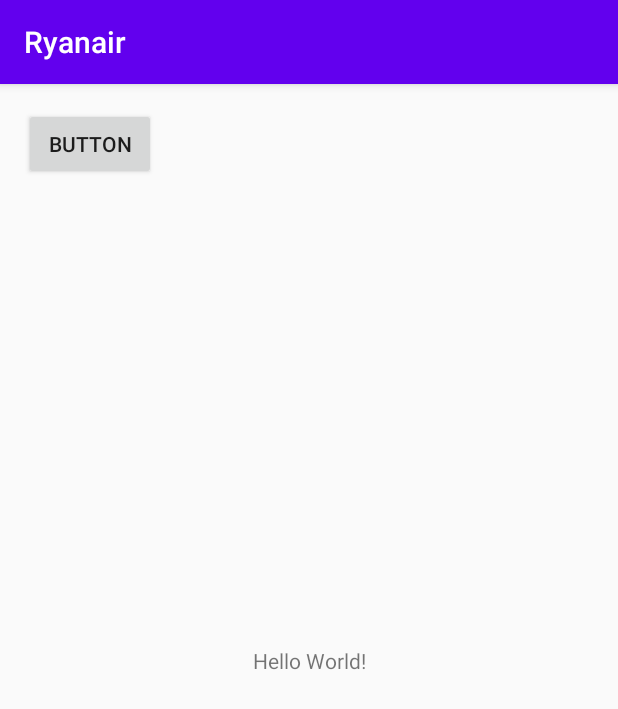
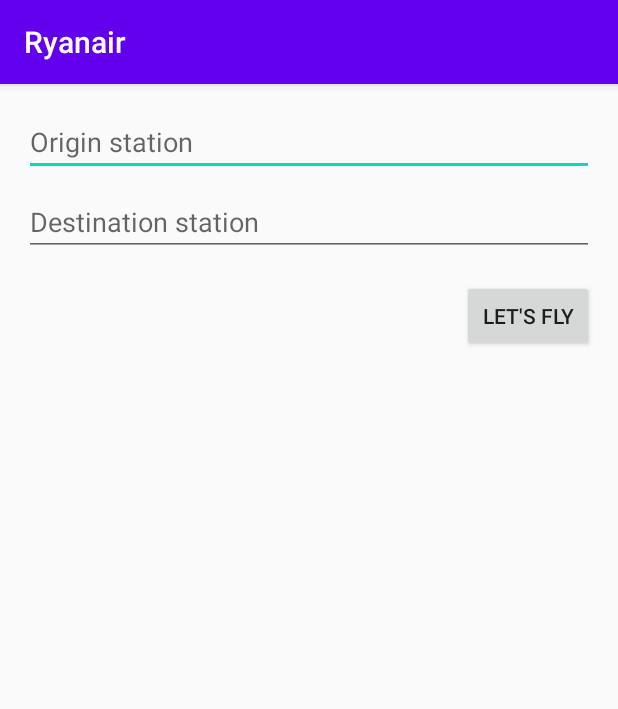
Before and after one commit to shorti1996/Ryanair, an Android app: the screen it shows after launch (MainActivity), on a phone screen of 412 x 824 dp. Shown: the top 709 px of the screen. Run offline under Robolectric (Android 15) with nearby library versions, the phone set to English and light mode, and no system bars; our stand-ins replace Dagger/Hilt's generated code; network calls fail; 1 statement that could not run was skipped.

Commit message:
now it's possible to select origin / destination

```diff
--- a/app/src/main/AndroidManifest.xml
+++ b/app/src/main/AndroidManifest.xml
@@ -4,6 +4,7 @@
 
     <uses-permission android:name="android.permission.INTERNET" />
     <application
+        android:name=".RyanairApplication"
         android:allowBackup="true"
         android:icon="@mipmap/ic_launcher"
         android:label="@string/app_name"
--- a/app/src/main/java/com/wojciszke/ryanair/MainActivity.kt
+++ b/app/src/main/java/com/wojciszke/ryanair/MainActivity.kt
@@ -1,44 +1,80 @@
 package com.wojciszke.ryanair
 
 import android.os.Bundle
-import android.util.Log
+import android.widget.ArrayAdapter
+import android.widget.Toast
 import androidx.appcompat.app.AppCompatActivity
-import com.google.gson.GsonBuilder
-import com.wojciszke.ryanair.data.RyanairApi
-import com.wojciszke.ryanair.data.RyanairRepository
+import androidx.lifecycle.ViewModelProviders
+import com.wojciszke.ryanair.data.StationsRepository
+import com.wojciszke.ryanair.data.model.api.Stations
+import com.wojciszke.ryanair.data.model.app.StationAutocomplete
+import com.wojciszke.ryanair.data.model.app.toStationAutocomplete
+import com.wojciszke.ryanair.di.component.DaggerSearchFlightsComponent
 import com.wojciszke.ryanair.utils.observe
-import com.wojciszke.ryanair.viewmodel.RyanairViewModel
-import com.wojciszke.ryanair.viewmodel.RyanairViewModelFactory
+import com.wojciszke.ryanair.viewmodel.FlightSearchViewModel
+import com.wojciszke.ryanair.viewmodel.FlightSearchViewModelFactory
 import kotlinx.android.synthetic.main.activity_main.*
-import retrofit2.Retrofit
-import retrofit2.converter.gson.GsonConverterFactory
+import javax.inject.Inject
 
 class MainActivity : AppCompatActivity() {
+    @Inject
+    lateinit var stationsRepository: StationsRepository
 
-    private lateinit var ryanairViewModel: RyanairViewModel
+    private lateinit var flightSearchViewModel: FlightSearchViewModel
+
+    private val autocompleteOriginAdapter by lazy { createEmptyArrayAdapter() }
+    private val autocompleteDestinationAdapter by lazy { createEmptyArrayAdapter() }
+    private val multiAutocomplete by lazy { listOf(autocompleteOriginAdapter, autocompleteDestinationAdapter) }
 
     override fun onCreate(savedInstanceState: Bundle?) {
         super.onCreate(savedInstanceState)
         setContentView(R.layout.activity_main)
 
-        val gson = GsonBuilder().setLenient().create()
-        val retrofit = Retrofit.Builder()
-                .baseUrl("https://tripstest.ryanair.com/")
-                .addConverterFactory(GsonConverterFactory.create(gson))
-                .build()
+        DaggerSearchFlightsComponent.create().inject(this)
 
-        val ryanairApi = retrofit.create(RyanairApi::class.java)
+        prepareViewModel()
+        prepareTextViews()
+    }
 
-        ryanairViewModel = RyanairViewModelFactory(RyanairRepository(ryanairApi)).create(RyanairViewModel::class.java)
+    private fun createEmptyArrayAdapter() =
+            ArrayAdapter<StationAutocomplete>(this, android.R.layout.simple_dropdown_item_1line, mutableListOf())
 
-        ryanairViewModel.stations.observe(this) { stations ->
-            Log.e("DUPA", stations?.toString() ?: "it's null")
+    private fun prepareViewModel() {
+        flightSearchViewModel = ViewModelProviders.of(this, FlightSearchViewModelFactory(stationsRepository))[FlightSearchViewModel::class.java]
+
+        with(flightSearchViewModel) {
+            stations.observe(this@MainActivity) { stations -> onStationsChanged(stations) }
+            canTriggerSearch.observe(this@MainActivity) { canTriggerSearch -> onCanTriggerSearchChanged(canTriggerSearch) }
         }
 
-        button_get_stations.setOnClickListener { getStations(ryanairApi) }
     }
 
-    fun getStations(ryanairApi: RyanairApi) {
+    private fun onStationsChanged(stations: Stations?) {
+        stations?.stations?.map { it.toStationAutocomplete() }?.let { autocompleteItems ->
+            multiAutocomplete.forEach { adapter ->
+                adapter.clear()
+                adapter.addAll(autocompleteItems)
+            }
+        }
+    }
 
+    private fun onCanTriggerSearchChanged(canTriggerSearch: Boolean) {
+        if (canTriggerSearch) button_search_flights.setOnClickListener { Toast.makeText(this@MainActivity, "OK", Toast.LENGTH_SHORT).show() }
+        else button_search_flights.setOnClickListener { Toast.makeText(this@MainActivity, "Please, fill the form", Toast.LENGTH_SHORT).show() }
+    }
+
+    private fun prepareTextViews() {
+        text_view_flight_origin.apply {
+            setAdapter(autocompleteOriginAdapter)
+            setOnItemClickListener { _, _, position, _ ->
+                autocompleteOriginAdapter.getItem(position)?.code?.let { flightSearchViewModel.onOriginSelected(it) }
+            }
+        }
+        text_view_flight_destination.apply {
+            setAdapter(autocompleteDestinationAdapter)
+            setOnItemClickListener { _, _, position, _ ->
+                autocompleteDestinationAdapter.getItem(position)?.code?.let { flightSearchViewModel.onDestinationSelected(it) }
+            }
+        }
     }
 }
--- /dev/null
+++ b/app/src/main/java/com/wojciszke/ryanair/RyanairApplication.kt
@@ -0,0 +1,7 @@
+package com.wojciszke.ryanair
+
+import android.app.Application
+
+class RyanairApplication : Application() {
+
+}
--- a/app/src/main/java/com/wojciszke/ryanair/data/RyanairRepository.kt
+++ /dev/null
@@ -1,5 +0,0 @@
-package com.wojciszke.ryanair.data
-
-class RyanairRepository(private val ryanairApi: RyanairApi) {
-    suspend fun getStations() = ryanairApi.getStations()
-}
--- a/app/src/main/java/com/wojciszke/ryanair/data/RyanairApi.kt
+++ b/app/src/main/java/com/wojciszke/ryanair/data/StationsApi.kt
@@ -1,9 +1,9 @@
 package com.wojciszke.ryanair.data
 
-import com.wojciszke.ryanair.data.model.Stations
+import com.wojciszke.ryanair.data.model.api.Stations
 import retrofit2.http.GET
 
-interface RyanairApi {
+interface StationsApi {
     @GET("static/stations.json")
     suspend fun getStations(): Stations
 }
--- /dev/null
+++ b/app/src/main/java/com/wojciszke/ryanair/data/StationsRepository.kt
@@ -0,0 +1,7 @@
+package com.wojciszke.ryanair.data
+
+import android.util.Log
+
+class StationsRepository(private val stationsApi: StationsApi) {
+    suspend fun getStations() = stationsApi.getStations().also { Log.e("DUPA", "calling API") }
+}
--- a/app/src/main/java/com/wojciszke/ryanair/data/model/Market.kt
+++ b/app/src/main/java/com/wojciszke/ryanair/data/model/api/Market.kt
@@ -1,4 +1,4 @@
-package com.wojciszke.ryanair.data.model
+package com.wojciszke.ryanair.data.model.api
 
 import com.google.gson.annotations.Expose
 import com.google.gson.annotations.SerializedName
--- a/app/src/main/java/com/wojciszke/ryanair/data/model/Station.kt
+++ b/app/src/main/java/com/wojciszke/ryanair/data/model/api/Station.kt
@@ -1,8 +1,8 @@
-package com.wojciszke.ryanair.data.model
+package com.wojciszke.ryanair.data.model.api
 
 import com.google.gson.annotations.Expose
 import com.google.gson.annotations.SerializedName
-import com.wojciszke.ryanair.data.model.Market
+import com.wojciszke.ryanair.data.model.api.Market
 
 
 data class Station(
--- a/app/src/main/java/com/wojciszke/ryanair/data/model/Stations.kt
+++ b/app/src/main/java/com/wojciszke/ryanair/data/model/api/Stations.kt
@@ -1,7 +1,8 @@
-package com.wojciszke.ryanair.data.model
+package com.wojciszke.ryanair.data.model.api
 
 import com.google.gson.annotations.Expose
 import com.google.gson.annotations.SerializedName
+import com.wojciszke.ryanair.data.model.api.Station
 
 
 data class Stations(
--- /dev/null
+++ b/app/src/main/java/com/wojciszke/ryanair/data/model/app/StationAutocomplete.kt
@@ -0,0 +1,9 @@
+package com.wojciszke.ryanair.data.model.app
+
+import com.wojciszke.ryanair.data.model.api.Station
+
+data class StationAutocomplete(val code: String?, val name: String?, val countryName: String?) {
+    override fun toString(): String = "$name, $countryName ($code)"
+}
+
+fun Station.toStationAutocomplete() = StationAutocomplete(code, name, countryName)
--- /dev/null
+++ b/app/src/main/java/com/wojciszke/ryanair/di/component/SearchFlightsComponent.kt
@@ -0,0 +1,15 @@
+package com.wojciszke.ryanair.di.component
+
+import com.wojciszke.ryanair.MainActivity
+import com.wojciszke.ryanair.data.StationsRepository
+import com.wojciszke.ryanair.di.module.RyanairRepositioryModule
+import dagger.Component
+import javax.inject.Singleton
+
+@Component(modules = [RyanairRepositioryModule::class])
+@Singleton
+interface SearchFlightsComponent {
+    fun inject(mainActivity: MainActivity)
+
+    val stationsRepository: StationsRepository
+}
--- /dev/null
+++ b/app/src/main/java/com/wojciszke/ryanair/di/module/RyanairRepositioryModule.kt
@@ -0,0 +1,35 @@
+package com.wojciszke.ryanair.di.module
+
+import android.os.Build
+import com.google.gson.Gson
+import com.google.gson.GsonBuilder
+import com.wojciszke.ryanair.BuildConfig
+import com.wojciszke.ryanair.data.StationsApi
+import com.wojciszke.ryanair.data.StationsRepository
+import dagger.Module
+import dagger.Provides
+import retrofit2.Retrofit
+import retrofit2.converter.gson.GsonConverterFactory
+import javax.inject.Singleton
+
+@Module
+class RyanairRepositioryModule {
+    @Singleton
+    @Provides
+    fun provideGson(): Gson = GsonBuilder().setLenient().create()
+
+    @Singleton
+    @Provides
+    fun provideRetrofit(gson: Gson): Retrofit = Retrofit.Builder()
+        .baseUrl(BuildConfig.API_BASE_URL_STATIONS)
+        .addConverterFactory(GsonConverterFactory.create(gson))
+        .build()
+
+    @Singleton
+    @Provides
+    fun provideStationsApi(retrofit: Retrofit): StationsApi = retrofit.create(StationsApi::class.java)
+
+    @Singleton
+    @Provides
+    fun provideStationsRepository(stationsStationsApi: StationsApi): StationsRepository = StationsRepository(stationsStationsApi)
+}
--- a/app/src/main/java/com/wojciszke/ryanair/utils/CoroutinesExtensions.kt
+++ b/app/src/main/java/com/wojciszke/ryanair/utils/CoroutinesExtensions.kt
@@ -1,7 +1 @@
 package com.wojciszke.ryanair.utils
-
-import androidx.lifecycle.LifecycleOwner
-import androidx.lifecycle.LiveData
-import androidx.lifecycle.Observer
-
-fun <T> LiveData<T>.observe(owner: LifecycleOwner, observer: (T) -> Unit) = observe(owner, Observer(observer))
--- /dev/null
+++ b/app/src/main/java/com/wojciszke/ryanair/utils/ViewModelExtensions.kt
@@ -0,0 +1,43 @@
+package com.wojciszke.ryanair.utils
+
+import androidx.lifecycle.LifecycleOwner
+import androidx.lifecycle.LiveData
+import androidx.lifecycle.MediatorLiveData
+import androidx.lifecycle.MutableLiveData
+import androidx.lifecycle.Observer
+
+fun <T> LiveData<T>.observe(owner: LifecycleOwner, observer: (T) -> Unit) = observe(owner, Observer(observer))
+
+fun <T> MutableLiveData<T>.setValueIfDiffers(newValue: T?, onSet: ((newValue: T?) -> Unit)? = null, onNotSet: (() -> Unit)? = null) {
+    if (value != newValue) {
+        value = newValue
+        onSet?.invoke(newValue)
+    } else {
+        onNotSet?.invoke()
+    }
+}
+
+fun <T> MediatorLiveData<T>.addManySources(vararg sources: LiveData<*>, calculate: () -> T?, setValueOnlyIfDiffers: Boolean = false) {
+    sources.forEach {
+        addSource(it) {
+            val newValue = calculate()
+            if (setValueOnlyIfDiffers) {
+                setValueIfDiffers(newValue)
+            } else {
+                value = newValue
+            }
+        }
+    }
+}
+
+object ViewModelExtensions {
+    fun <T> createMediatorLiveDataForSources(
+            vararg sources: LiveData<*>,
+            initialValue: T? = null,
+            calculate: () -> T?,
+            setValueOnlyIfDiffers: Boolean = false
+    ) = MediatorLiveData<T>().apply {
+        addManySources(sources = *sources, calculate = calculate, setValueOnlyIfDiffers = setValueOnlyIfDiffers)
+        if (initialValue != null) value = initialValue
+    }
+}
--- /dev/null
+++ b/app/src/main/java/com/wojciszke/ryanair/viewmodel/FlightSearchViewModel.kt
@@ -0,0 +1,62 @@
+package com.wojciszke.ryanair.viewmodel
+
+import androidx.lifecycle.*
+import com.wojciszke.ryanair.data.StationsRepository
+import com.wojciszke.ryanair.data.model.api.Stations
+import com.wojciszke.ryanair.utils.ViewModelExtensions
+import kotlinx.coroutines.CoroutineScope
+import kotlinx.coroutines.Dispatchers
+import kotlinx.coroutines.SupervisorJob
+import kotlinx.coroutines.launch
+
+class FlightSearchViewModel(private val stationsRepository: StationsRepository) : ViewModel() {
+
+    private val viewModelJob = SupervisorJob()
+    private val ioScope = CoroutineScope(Dispatchers.IO + viewModelJob)
+
+    private val stationsMutable: MutableLiveData<Stations?> = MutableLiveData<Stations?>().apply {
+        ioScope.launch {
+            postValue(stationsRepository.getStations())
+        }
+    }
+    val stations: LiveData<Stations?> = stationsMutable
+
+    private val originCodeMutable = MutableLiveData<String>()
+    private val originCode: LiveData<String> = originCodeMutable
+
+    private val destinationCodeMutable = MutableLiveData<String>()
+    private val destinationCode: LiveData<String> = destinationCodeMutable
+
+    val canTriggerSearch: MediatorLiveData<Boolean> = ViewModelExtensions.createMediatorLiveDataForSources(
+            originCode,
+            destinationCode,
+            initialValue = false,
+            calculate = ::calculateCanTriggerSearch
+    )
+
+    fun onOriginSelected(stationCode: String) {
+        originCodeMutable.value = stationCode
+    }
+
+    fun onDestinationSelected(stationCode: String) {
+        destinationCodeMutable.value = stationCode
+    }
+
+    override fun onCleared() {
+        super.onCleared()
+        viewModelJob.cancel()
+    }
+
+    private fun calculateCanTriggerSearch() = originCode.value != null && destinationCode.value != null
+}
+
+@Suppress("UNCHECKED_CAST")
+class FlightSearchViewModelFactory(private val stationsRepository: StationsRepository) :
+        ViewModelProvider.Factory {
+    override fun <T : ViewModel?> create(modelClass: Class<T>): T {
+        if (modelClass.isAssignableFrom(FlightSearchViewModel::class.java)) {
+            return FlightSearchViewModel(stationsRepository) as T
+        }
+        throw IllegalArgumentException("Unknown ViewModel class")
+    }
+}
--- a/app/src/main/java/com/wojciszke/ryanair/viewmodel/RyanairViewModel.kt
+++ /dev/null
@@ -1,38 +0,0 @@
-package com.wojciszke.ryanair.viewmodel
-
-import androidx.lifecycle.MediatorLiveData
-import androidx.lifecycle.ViewModel
-import androidx.lifecycle.ViewModelProvider
-import com.wojciszke.ryanair.data.RyanairRepository
-import com.wojciszke.ryanair.data.model.Stations
-import kotlinx.coroutines.CoroutineScope
-import kotlinx.coroutines.Dispatchers
-import kotlinx.coroutines.SupervisorJob
-import kotlinx.coroutines.launch
-
-class RyanairViewModel(val ryanairRepository: RyanairRepository) : ViewModel() {
-
-    private val viewModelJob = SupervisorJob()
-    private val ioScope = CoroutineScope(Dispatchers.IO + viewModelJob)
-
-    val stations = MediatorLiveData<Stations>().apply {
-        ioScope.launch {
-            postValue(ryanairRepository.getStations())
-        }
-    }
-
-    override fun onCleared() {
-        super.onCleared()
-        viewModelJob.cancel()
-    }
-}
-
-@Suppress("UNCHECKED_CAST")
-class RyanairViewModelFactory(private val ryanairRepository: RyanairRepository) : ViewModelProvider.Factory {
-    override fun <T : ViewModel?> create(modelClass: Class<T>): T {
-        if (modelClass.isAssignableFrom(RyanairViewModel::class.java)) {
-            return RyanairViewModel(ryanairRepository) as T
-        }
-        throw IllegalArgumentException("Unknown ViewModel class")
-    }
-}
--- a/app/src/main/res/layout/activity_main.xml
+++ b/app/src/main/res/layout/activity_main.xml
@@ -6,23 +6,38 @@
     android:layout_height="match_parent"
     tools:context=".MainActivity">
 
-    <TextView
+    <Button
+        android:id="@+id/button_search_flights"
         android:layout_width="wrap_content"
         android:layout_height="wrap_content"
-        android:text="Hello World!"
-        app:layout_constraintBottom_toBottomOf="parent"
-        app:layout_constraintLeft_toLeftOf="parent"
-        app:layout_constraintRight_toRightOf="parent"
-        app:layout_constraintTop_toTopOf="parent" />
+        android:layout_marginTop="16dp"
+        android:text="Let's fly"
+        app:layout_constraintEnd_toEndOf="@+id/text_view_flight_destination"
+        app:layout_constraintTop_toBottomOf="@+id/text_view_flight_destination" />
 
-    <Button
-        android:id="@+id/button_get_stations"
-        android:layout_width="wrap_content"
+    <AutoCompleteTextView
+        android:id="@+id/text_view_flight_origin"
+        android:hint="Origin station"
+        android:layout_width="0dp"
         android:layout_height="wrap_content"
         android:layout_marginStart="16dp"
         android:layout_marginTop="16dp"
-        android:text="Button"
+        android:layout_marginEnd="16dp"
+        app:layout_constraintEnd_toEndOf="parent"
         app:layout_constraintStart_toStartOf="parent"
         app:layout_constraintTop_toTopOf="parent" />
 
+    <AutoCompleteTextView
+        android:id="@+id/text_view_flight_destination"
+        android:hint="Destination station"
+        android:layout_width="0dp"
+        android:layout_height="wrap_content"
+        android:layout_marginStart="16dp"
+        android:layout_marginTop="8dp"
+        android:layout_marginEnd="16dp"
+        app:layout_constraintEnd_toEndOf="parent"
+        app:layout_constraintHorizontal_bias="1.0"
+        app:layout_constraintStart_toStartOf="parent"
+        app:layout_constraintTop_toBottomOf="@+id/text_view_flight_origin" />
+
 </androidx.constraintlayout.widget.ConstraintLayout>
```
Also changed, not shown: app/build.gradle (+14 -0 lines).
